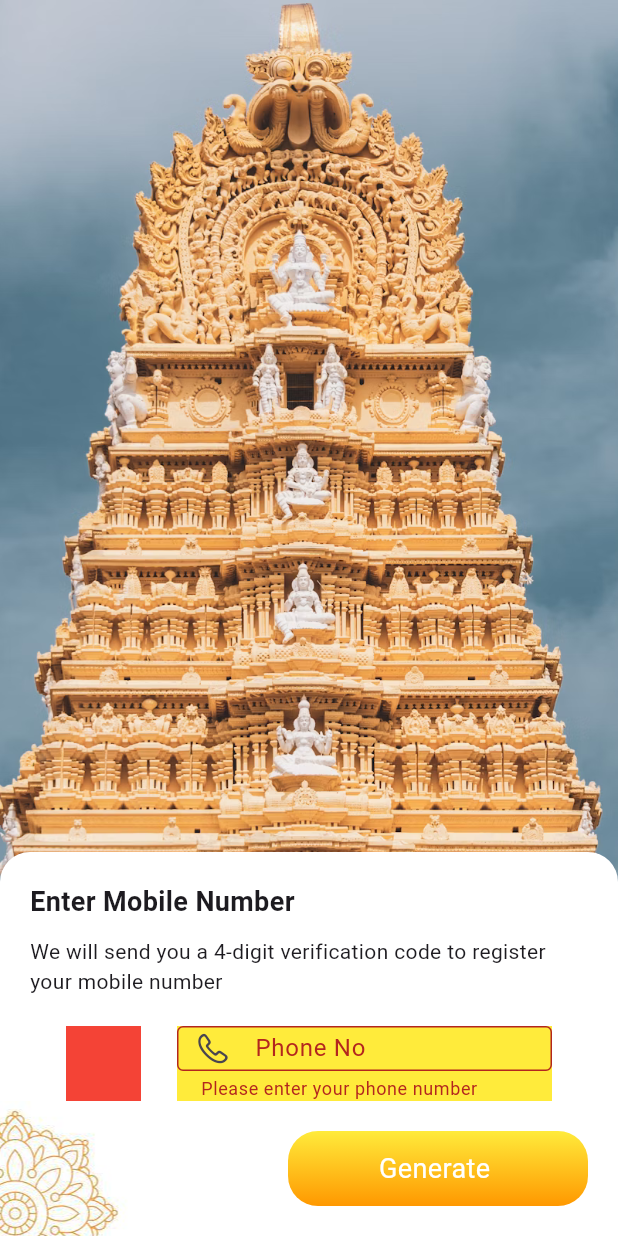
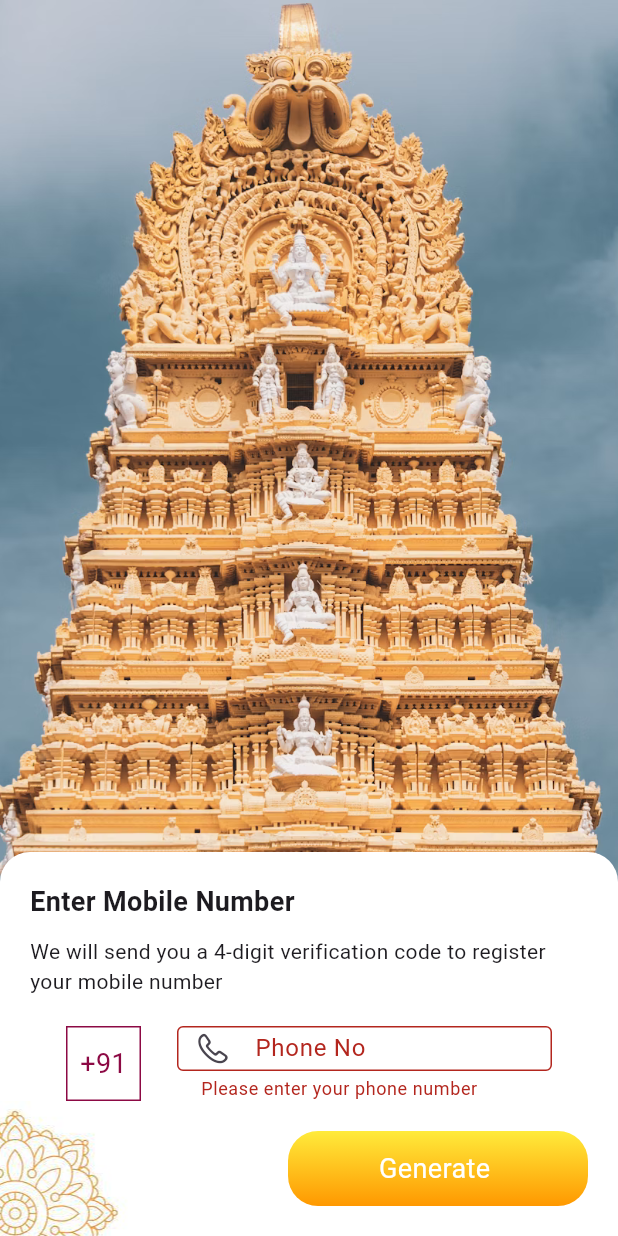
Before and after one commit to DGJ2627/PhoneAuthentication, a Flutter app: the screen it shows after launch, after a tap on "Generate", on a phone screen of 412 x 824 dp. Run offline on Flutter 3.47's test engine with Material 3 defaults, Android fonts, the phone set to English and light mode, and no system bars; our stand-ins replace firebase_auth, firebase_core, get, otp_text_field; missing offline and left inert: dart:ffi; accounts and stored records are empty.

Commit message:
'PhoneAuthentication'

```diff
--- a/lib/main.dart
+++ b/lib/main.dart
@@ -1,8 +1,10 @@
+import 'package:astro/screens/HomeScreen.dart';
 import 'package:astro/screens/loginsystem/loginscreen.dart';
+import 'package:astro/screens/splashscreen/splashscreen.dart';
+import 'package:firebase_auth/firebase_auth.dart';
 import 'package:flutter/material.dart';
 import 'package:firebase_core/firebase_core.dart';
 import 'package:get/get.dart';
-
 import 'firebase_options.dart'; // Import Firebase Core
 
 void main() async {
@@ -19,9 +21,10 @@ void main() async {
 class MyApp extends StatelessWidget {
   @override
   Widget build(BuildContext context) {
-    return const GetMaterialApp(
+
+    return  GetMaterialApp(
       debugShowCheckedModeBanner: false,
-      home: LoginScreen(),
+      home: SplashScreen(),
     );
   }
 }
--- a/lib/screens/loginsystem/loginscreen.dart
+++ b/lib/screens/loginsystem/loginscreen.dart
@@ -149,9 +149,12 @@
 //     );
 //   }
 // }
+import 'package:astro/screens/loginsystem/OTPScreen.dart';
+import 'package:firebase_auth/firebase_auth.dart';
 import 'package:flutter/material.dart';
 import 'package:flutter/cupertino.dart';
 import 'package:flutter/widgets.dart';
+import 'package:get/get.dart';
 import '../../constants/ImageString.dart';
 
 class LoginScreen extends StatelessWidget {
@@ -211,13 +214,18 @@ class LoginScreen extends StatelessWidget {
                                 mainAxisAlignment: MainAxisAlignment.spaceEvenly,
                                 children: [
                                   Container(
+                                    alignment: Alignment.center,
+                                    height: 50,
                                     width: 50,
-                                    color: Colors.red,
+                                    decoration: BoxDecoration(
+                                     border: Border.all(color: const Color(0xff8C0944)),
+
+                                    ),
+                                    child: const Text("+91",style: TextStyle(color: Color(0xff8C0944),fontSize: 18),),
                                   ),
 
                                   Container(
                                     width: 250,
-                                    color: Colors.yellow,
                                     child: TextFormField(
                                       controller: phoneNoController,
                                       decoration: const InputDecoration(
@@ -242,8 +250,20 @@ class LoginScreen extends StatelessWidget {
                           Align(
                             alignment: Alignment.bottomRight,
                             child: GestureDetector(
-                              onTap: () {
+                              onTap: () async{
+
                                 if (_formKey.currentState!.validate()) {
+                                  await FirebaseAuth.instance.verifyPhoneNumber(
+                                      verificationCompleted: (PhoneAuthCredential credential ){
+
+                                      },
+                                      verificationFailed: (FirebaseAuthException ex){},
+                                      codeSent: (String verification, int? resendtoken){
+                                        Get.to( OTPScreen(vericationed: verification,));
+                                      },
+                                      codeAutoRetrievalTimeout: (String verification){},
+                                    phoneNumber: "+91${phoneNoController.text}",
+                                  );
                                   // Submit your form or perform any necessary action
                                 }
                               },
--- /dev/null
+++ b/lib/screens/splashscreen/splashscreen.dart
@@ -0,0 +1,58 @@
+import 'dart:async';
+
+import 'package:astro/constants/ImageString.dart';
+import 'package:firebase_auth/firebase_auth.dart';
+import 'package:flutter/animation.dart';
+import 'package:flutter/cupertino.dart';
+import 'package:flutter/material.dart';
+import 'package:get/get.dart';
+
+import '../HomeScreen.dart';
+import '../loginsystem/loginscreen.dart';
+
+class SplashScreen extends StatefulWidget {
+  @override
+  _SplashScreenState createState() => _SplashScreenState();
+}
+
+class _SplashScreenState extends State<SplashScreen> with SingleTickerProviderStateMixin {
+  late AnimationController _controller;
+  late Animation<double> _animation;
+  var auth = FirebaseAuth.instance;
+  @override
+  void initState() {
+    super.initState();
+    _controller = AnimationController(
+      vsync: this,
+      duration: Duration(seconds: 2),
+    );
+    _animation = Tween<double>(begin: 0, end: 1).animate(_controller)
+      ..addListener(() {
+        setState(() {});
+      });
+    _controller.repeat();
+    // Navigate to the next screen after a delay
+    Timer(const Duration(seconds: 5), () {
+      Get.to(auth.currentUser != null ? const HomeScreen() :   const LoginScreen(),);
+    });
+  }
+
+  @override
+  void dispose() {
+    _controller.dispose();
+    super.dispose();
+  }
+
+  @override
+  Widget build(BuildContext context) {
+    return Scaffold(
+      backgroundColor: Colors.white,
+      body: Center(
+        child: Transform.rotate(
+          angle: _animation.value * 2 * 3.14, // 360 degrees in radians
+          child: Image.asset(ImageString.image4),
+        ),
+      ),
+    );
+  }
+}
--- a/pubspec.yaml
+++ b/pubspec.yaml
@@ -38,6 +38,7 @@ dependencies:
   get:
   firebase_core:
   firebase_auth:
+  otp_text_field: ^1.1.3
 
 dev_dependencies:
   flutter_test:
```
Also changed, not shown: lib/screens/HomeScreen.dart (+20 -2 lines), lib/screens/loginsystem/OTPScreen.dart (added, +295 -0 lines), pubspec.lock, 1 other file.
